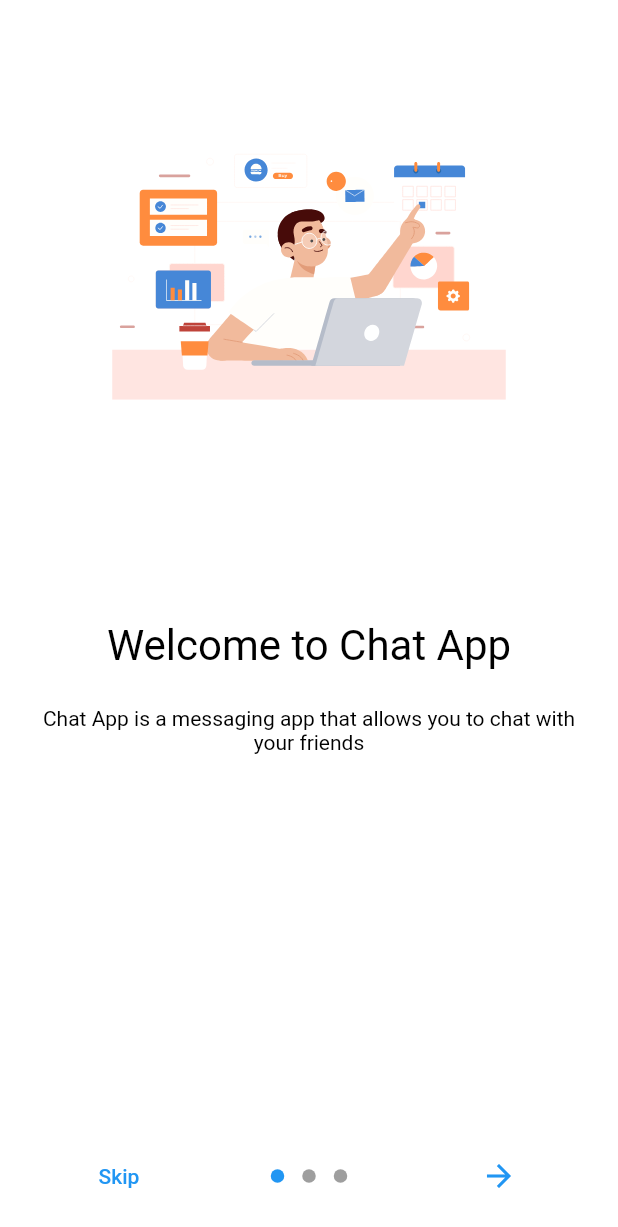
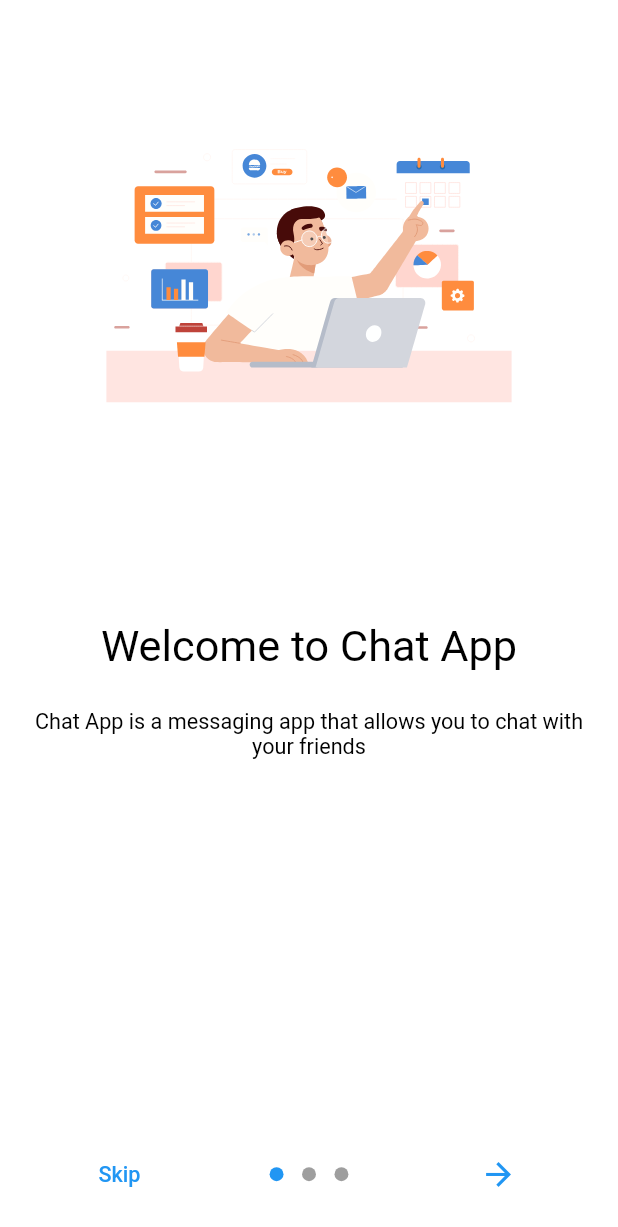
Before and after one commit to handika231/chat-app, a Flutter app: the screen it shows after launch, on a phone screen of 412 x 824 dp. Shown: the top 1227 px of the screen. Run offline on Flutter 3.47's test engine with Material 2 defaults, Android fonts, the phone set to English and light mode, and no system bars; drawn by our look-alikes of introduction_screen; our stand-ins replace avatar_glow, firebase_core, get, get_it, lottie, responsive_framework and 1 more; accounts and stored records are empty.

```diff
--- a/lib/app/application.dart
+++ b/lib/app/application.dart
@@ -3,6 +3,7 @@ import 'package:chat_app/injector.dart' as di;
 import 'package:flutter/material.dart';
 import 'package:get/get.dart';
 import 'package:lottie/lottie.dart';
+import 'package:responsive_framework/responsive_framework.dart';
 
 import 'routes/app_pages.dart';
 
@@ -29,6 +30,17 @@ class _ApplicationState extends State<Application> {
       builder: (context, snapshot) {
         if (snapshot.connectionState == ConnectionState.done) {
           return GetMaterialApp(
+            builder: (context, child) => ResponsiveWrapper.builder(
+              child,
+              maxWidth: 1200,
+              minWidth: 400,
+              defaultScale: true,
+              breakpoints: [
+                const ResponsiveBreakpoint.resize(480, name: MOBILE),
+                const ResponsiveBreakpoint.autoScale(800, name: TABLET),
+                const ResponsiveBreakpoint.resize(1000, name: DESKTOP),
+              ],
+            ),
             title: "Chat App",
             debugShowCheckedModeBanner: false,
             initialRoute: splashController.isSplash.value
--- a/pubspec.yaml
+++ b/pubspec.yaml
@@ -21,6 +21,7 @@ dependencies:
   get_it: ^7.2.0
   shared_preferences: ^2.0.15
   avatar_glow: ^2.0.2
+  responsive_framework: ^0.2.0
 
 dev_dependencies:
   flutter_lints: ^2.0.1
```
Also changed, not shown: pubspec.lock.
